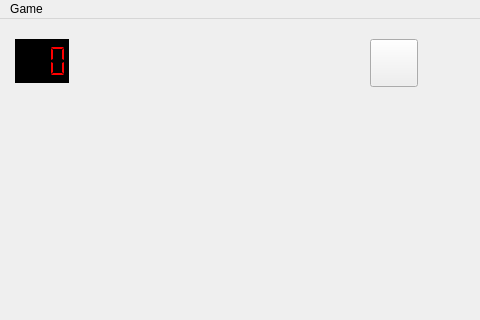
Before: the Qt Designer form minesweeper.ui in NeGat1FF/minesweeper, drawn with Qt 5; both pictures show x 0 to 480 and y 0 to 320 of the 800 by 600 pixel window.
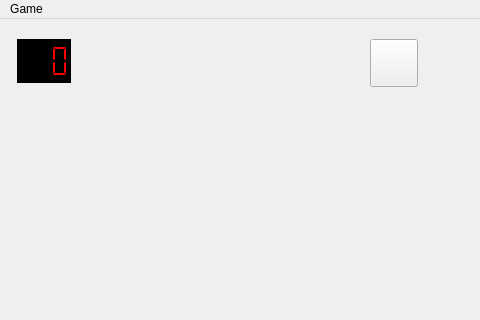
After: the same form once the commit is applied. Icons and pictures are not drawn.

Patch:
```diff
--- a/minesweeper.ui
+++ b/minesweeper.ui
@@ -20,7 +20,7 @@
    <widget class="QLCDNumber" name="lcdNumber">
     <property name="geometry">
      <rect>
-      <x>15</x>
+      <x>17</x>
       <y>20</y>
       <width>54</width>
       <height>44</height>
```
